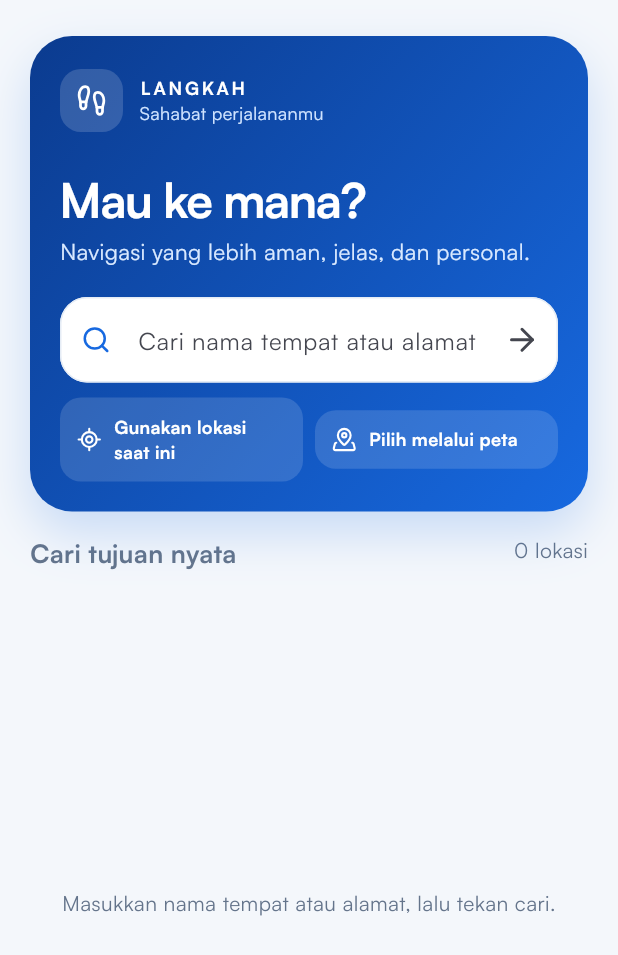
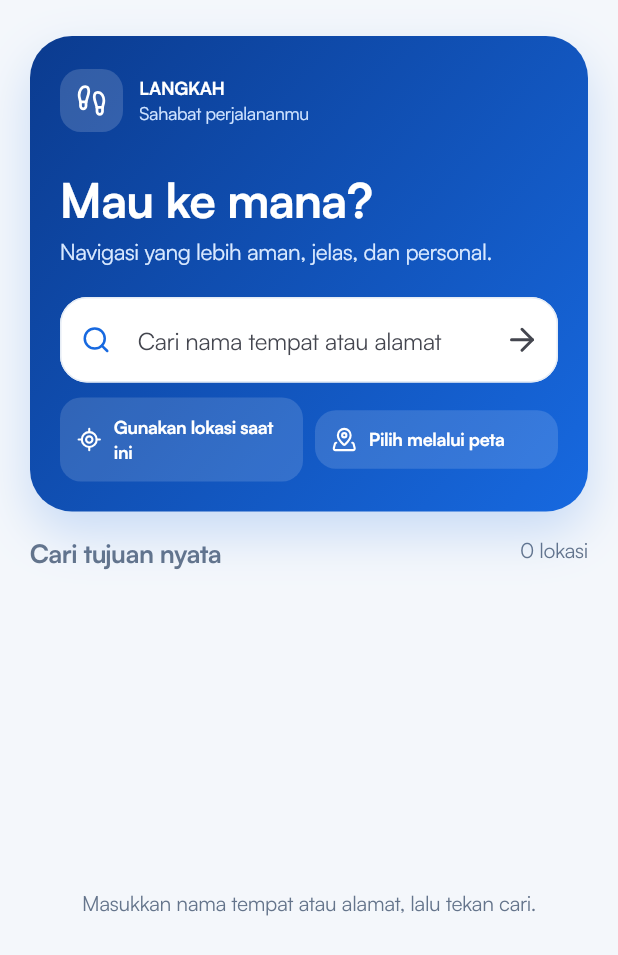
Before and after one commit to ashhforrd/Multimodal-Mobility-Application-Frontend, a Flutter app: the screen it shows after launch, on a phone screen of 412 x 824 dp. Shown: the top 955 px of the screen. Run offline on Flutter 3.47's test engine with Material 3 defaults, Android fonts, the phone set to English and light mode, and no system bars; our stand-ins replace flutter_dotenv, flutter_map, flutter_riverpod, flutter_tts, geolocator, go_router and 3 more.

Commit message:
style: apply consistent negative letter spacing

```diff
--- a/lib/core/theme/app_theme.dart
+++ b/lib/core/theme/app_theme.dart
@@ -33,19 +33,47 @@
             color: ink,
             fontWeight: FontWeight.w700,
             fontSize: 20,
+            letterSpacing: -.4,
           ),
         ),
         textTheme: const TextTheme(
+          displayLarge: TextStyle(fontSize: 57, letterSpacing: -1.14),
+          displayMedium: TextStyle(fontSize: 45, letterSpacing: -.9),
+          displaySmall: TextStyle(fontSize: 36, letterSpacing: -.72),
           headlineLarge: TextStyle(
-              color: ink, fontWeight: FontWeight.w700, letterSpacing: -1.2),
+              color: ink,
+              fontSize: 32,
+              fontWeight: FontWeight.w700,
+              letterSpacing: -.64),
           headlineMedium: TextStyle(
-              color: ink, fontWeight: FontWeight.w700, letterSpacing: -0.8),
+              color: ink,
+              fontSize: 28,
+              fontWeight: FontWeight.w700,
+              letterSpacing: -.56),
           headlineSmall: TextStyle(
-              color: ink, fontWeight: FontWeight.w700, letterSpacing: -0.5),
-          titleLarge: TextStyle(color: ink, fontWeight: FontWeight.w700),
-          titleMedium: TextStyle(color: ink, fontWeight: FontWeight.w600),
-          bodyLarge: TextStyle(color: ink, height: 1.45),
-          bodyMedium: TextStyle(color: muted, height: 1.4),
+              color: ink,
+              fontSize: 24,
+              fontWeight: FontWeight.w700,
+              letterSpacing: -.48),
+          titleLarge: TextStyle(
+              color: ink,
+              fontSize: 22,
+              fontWeight: FontWeight.w700,
+              letterSpacing: -.44),
+          titleMedium: TextStyle(
+              color: ink,
+              fontSize: 16,
+              fontWeight: FontWeight.w600,
+              letterSpacing: -.32),
+          titleSmall: TextStyle(fontSize: 14, letterSpacing: -.28),
+          bodyLarge: TextStyle(
+              color: ink, fontSize: 16, height: 1.45, letterSpacing: -.32),
+          bodyMedium: TextStyle(
+              color: muted, fontSize: 14, height: 1.4, letterSpacing: -.28),
+          bodySmall: TextStyle(fontSize: 12, letterSpacing: -.24),
+          labelLarge: TextStyle(fontSize: 14, letterSpacing: -.28),
+          labelMedium: TextStyle(fontSize: 12, letterSpacing: -.24),
+          labelSmall: TextStyle(fontSize: 11, letterSpacing: -.22),
         ),
         cardTheme: CardThemeData(
           elevation: 0,
@@ -79,7 +107,8 @@
             textStyle: const TextStyle(
                 fontFamily: 'Satoshi',
                 fontWeight: FontWeight.w700,
-                fontSize: 15),
+                fontSize: 15,
+                letterSpacing: -.3),
             shape:
                 RoundedRectangleBorder(borderRadius: BorderRadius.circular(18)),
           ),
--- a/lib/features/navigation/presentation/search_destination_screen.dart
+++ b/lib/features/navigation/presentation/search_destination_screen.dart
@@ -72,6 +72,7 @@
                                 : 'Cari tujuan nyata',
                             style: const TextStyle(
                               fontSize: 17,
+                              letterSpacing: -.34,
                               fontWeight: FontWeight.w700,
                             ),
                           ),
@@ -330,7 +331,7 @@
                       style: TextStyle(
                         color: Colors.white,
                         fontWeight: FontWeight.w700,
-                        letterSpacing: 1.8,
+                        letterSpacing: -.24,
                         fontSize: 12,
                       ),
                     ),
@@ -339,6 +340,7 @@
                       style: TextStyle(
                         color: Color(0xFFCFE3FF),
                         fontSize: 12,
+                        letterSpacing: -.24,
                       ),
                     ),
                   ],
@@ -353,13 +355,17 @@
                 fontSize: 32,
                 height: 1.05,
                 fontWeight: FontWeight.w700,
-                letterSpacing: -1,
+                letterSpacing: -.64,
               ),
             ),
             const SizedBox(height: 7),
             const Text(
               'Navigasi yang lebih aman, jelas, dan personal.',
-              style: TextStyle(color: Color(0xFFD9E9FF), fontSize: 15),
+              style: TextStyle(
+                color: Color(0xFFD9E9FF),
+                fontSize: 15,
+                letterSpacing: -.3,
+              ),
             ),
             const SizedBox(height: 20),
             TextField(
@@ -481,6 +487,7 @@
                       color: Colors.white,
                       fontWeight: FontWeight.w600,
                       fontSize: 12,
+                      letterSpacing: -.24,
                     ),
                   ),
                 ),
--- a/lib/features/navigation/widgets/action_point_alert.dart
+++ b/lib/features/navigation/widgets/action_point_alert.dart
@@ -13,7 +13,11 @@
         title: const Text('Mendekati titik aksi'),
         content: Column(mainAxisSize: MainAxisSize.min, children: [
           Text(nav.activeInstruction,
-              style: const TextStyle(fontWeight: FontWeight.bold, fontSize: 19),
+              style: const TextStyle(
+                fontWeight: FontWeight.bold,
+                fontSize: 19,
+                letterSpacing: -.38,
+              ),
               textAlign: TextAlign.center),
           const SizedBox(height: 12),
           Text(
--- a/lib/features/navigation/widgets/navigation_instruction_card.dart
+++ b/lib/features/navigation/widgets/navigation_instruction_card.dart
@@ -36,7 +36,7 @@
                     color: Color(0xFFCFE3FF),
                     fontSize: 11,
                     fontWeight: FontWeight.w700,
-                    letterSpacing: 1.2)),
+                    letterSpacing: -.22)),
             const Spacer(),
             Container(
               padding: const EdgeInsets.symmetric(horizontal: 10, vertical: 5),
@@ -65,7 +65,7 @@
                     fontWeight: FontWeight.w700,
                     fontSize: 24,
                     height: 1.18,
-                    letterSpacing: -.4)),
+                    letterSpacing: -.48)),
           ),
           const SizedBox(height: 18),
           Row(children: [
--- a/lib/features/recovery/presentation/route_recovery_view.dart
+++ b/lib/features/recovery/presentation/route_recovery_view.dart
@@ -63,6 +63,7 @@
                         style: TextStyle(
                           fontWeight: FontWeight.w700,
                           fontSize: 19,
+                          letterSpacing: -.38,
                           color: AppTheme.ink,
                         ),
                       ),
@@ -109,6 +110,7 @@
                         style: const TextStyle(
                           fontWeight: FontWeight.w700,
                           fontSize: 21,
+                          letterSpacing: -.42,
                           height: 1.25,
                           color: AppTheme.ink,
                         ),
--- a/lib/features/voice/presentation/voice_interaction_panel.dart
+++ b/lib/features/voice/presentation/voice_interaction_panel.dart
@@ -227,6 +227,7 @@
                     style: TextStyle(
                       color: foregroundColor.withValues(alpha: .75),
                       fontSize: 11,
+                      letterSpacing: -.22,
                       fontWeight: FontWeight.w700,
                     ),
                   ),
--- a/lib/shared/widgets/navigation_map.dart
+++ b/lib/shared/widgets/navigation_map.dart
@@ -306,6 +306,7 @@
                 style: const TextStyle(
                   fontWeight: FontWeight.w700,
                   fontSize: 12,
+                  letterSpacing: -.24,
                   color: AppTheme.ink,
                 ),
               ),
```
Also changed, not shown: lib/features/navigation/presentation/active_navigation_screen.dart (+7 -1 lines), lib/features/navigation/presentation/route_preview_screen.dart (+8 -1 lines), 1 other file.
